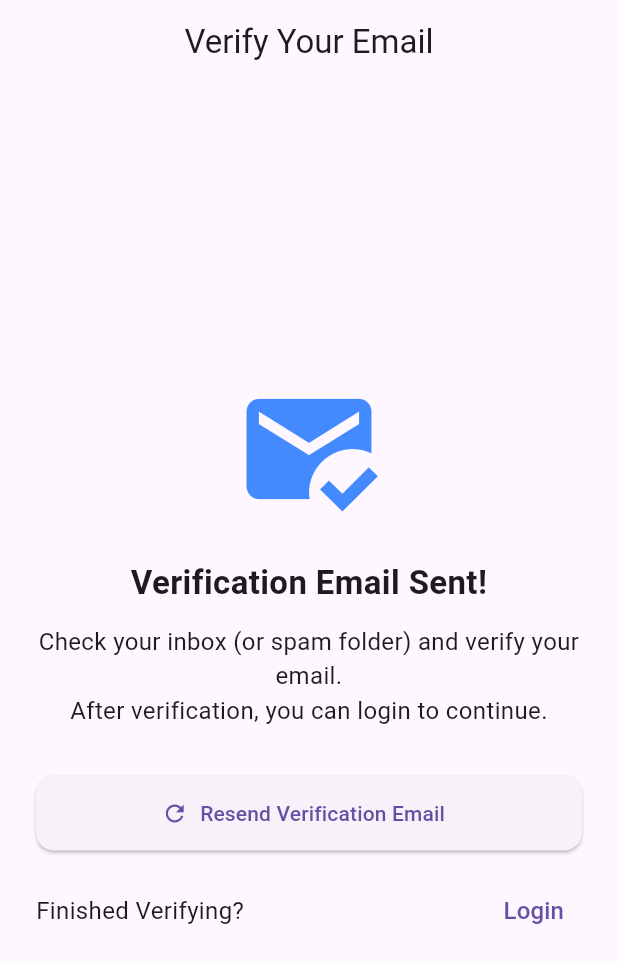
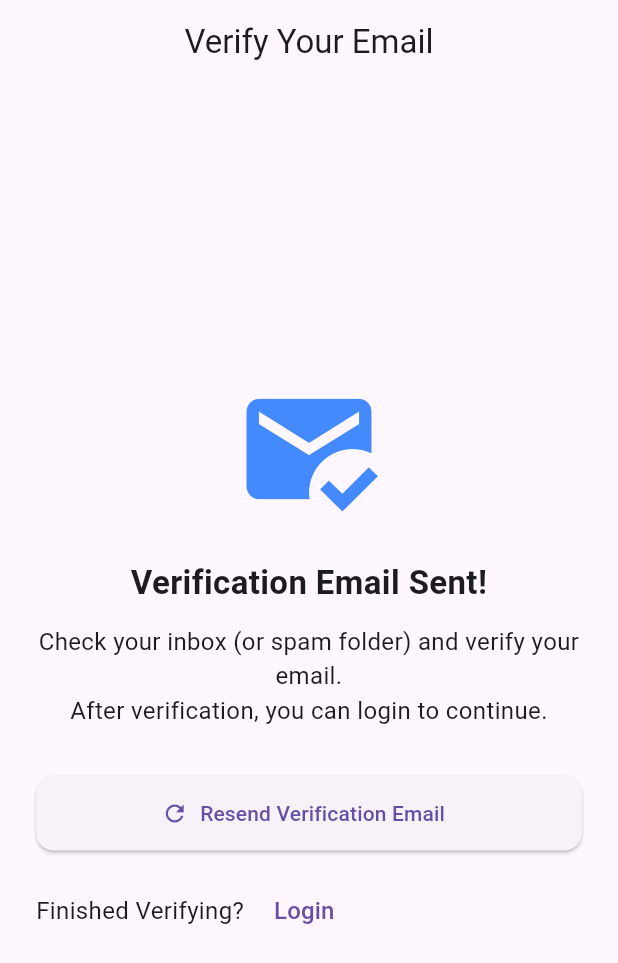
Before and after one commit to Sharif2138/ClassBizz-app, a Flutter app: the EmailVerificationScreen screen opened by its route, on a phone screen of 412 x 824 dp. Shown: the top 963 px of the screen. Run offline on Flutter 3.47's test engine with Material 3 defaults, Android fonts, the phone set to English and light mode, and no system bars; our stand-ins replace cloud_firestore, firebase_auth, firebase_core; accounts and stored records are empty; network calls fail.

Commit message:
fixed navigation issues

```diff
--- a/lib/screens/aunthentication/email_verifictaion_screen.dart
+++ b/lib/screens/aunthentication/email_verifictaion_screen.dart
@@ -65,18 +65,22 @@ class EmailVerificationScreen extends StatelessWidget {
                 ),
               ),
               const SizedBox(height: 16),
-              Row(
+              Center(
+                child: Row(
                   children: [
                     Text('Finished Verifying?', style: TextStyle(fontSize: 16)),
-                  const Spacer(),
+                    SizedBox(width: 8.0),
                     TextButton(
-                    onPressed: () => auth.signOut(),
+                      onPressed: () {
+                        Navigator.pushNamed(context, '/login');
+                      },
                       child: const Text(
                         'Login',
                         style: TextStyle(fontSize: 16),
                       ),
                     ),
                   ],
+                ),
               ),
             ],
           ),
```
Lines whose indentation alone changed are shown as unchanged.
